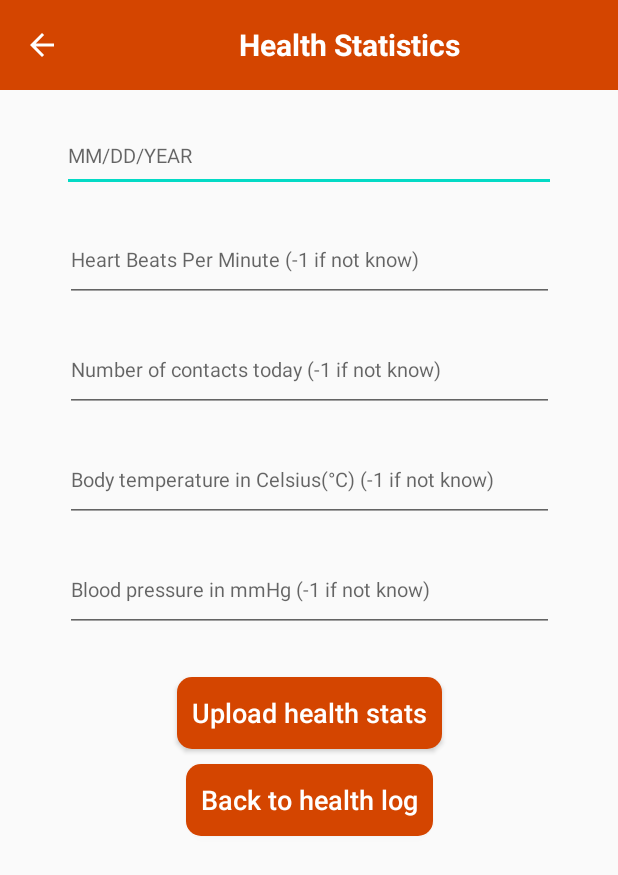
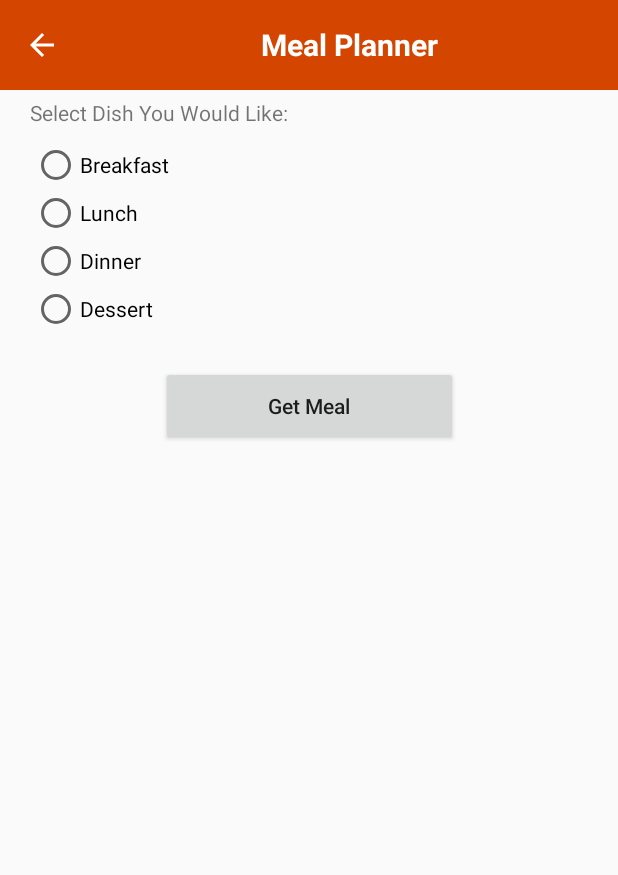
Before and after one commit to Yixing-Chen-Shawn/Fever_Detection_App, an Android app: the ManualHealthActivity screen opened directly, with no data from a screen before it, on a phone screen of 412 x 824 dp. Shown: the top 875 px of the screen. Run offline under Robolectric (Android 15) with nearby library versions, the phone set to English and light mode, and no system bars; libraries missing offline, so code that uses them is left out: cn.bmob.v3; 2 statements that could not run were skipped.

Commit message:
Update for Meal Planner
Meal Planner Update

```diff
--- a/app/src/main/res/layout/activity_manual_health.xml
+++ b/app/src/main/res/layout/activity_manual_health.xml
@@ -36,7 +36,7 @@
             android:layout_width="wrap_content"
             android:layout_height="wrap_content"
             android:paddingLeft="30dp"
-            android:text="Health Statistics"
+            android:text="Meal Planner"
             android:textColor="@color/white"
             android:textSize="20sp"
             android:textStyle="bold" />
@@ -48,127 +48,96 @@
 
     </LinearLayout>
 
-    <EditText
-        android:id="@+id/dateInput_date"
-        android:layout_width="329dp"
-        android:layout_height="48dp"
-        android:layout_marginStart="30dp"
-        android:layout_marginLeft="30dp"
+    <Button
+        android:id="@+id/getMealButton"
+        android:layout_width="198dp"
+        android:layout_height="53dp"
+        android:layout_marginStart="50dp"
+        android:layout_marginLeft="50dp"
         android:layout_marginTop="20dp"
-        android:layout_marginEnd="30dp"
-        android:layout_marginRight="30dp"
-        android:ems="10"
-        android:hint="MM/DD/YEAR"
-        android:textSize="13dp"
-        android:inputType="date"
+        android:layout_marginEnd="50dp"
+        android:layout_marginRight="50dp"
+        android:text="Get Meal"
+        app:layout_constraintEnd_toEndOf="parent"
+        app:layout_constraintStart_toStartOf="parent"
+        app:layout_constraintTop_toBottomOf="@+id/radioGroup2" />
+
+    <RadioGroup
+        android:id="@+id/radioGroup2"
+        android:layout_width="369dp"
+        android:layout_height="130dp"
+        android:layout_marginStart="20dp"
+        android:layout_marginLeft="20dp"
+        android:layout_marginTop="5dp"
+        android:layout_marginEnd="20dp"
+        android:layout_marginRight="20dp"
+        app:layout_constraintEnd_toEndOf="parent"
+        app:layout_constraintStart_toStartOf="parent"
+        app:layout_constraintTop_toBottomOf="@+id/textView6">
+
+        <RadioButton
+            android:id="@+id/breakfast_radio"
+            android:layout_width="match_parent"
+            android:layout_height="wrap_content"
+            android:text="Breakfast" />
+
+        <RadioButton
+            android:id="@+id/lunch_radio"
+            android:layout_width="match_parent"
+            android:layout_height="wrap_content"
+            android:text="Lunch" />
+
+        <RadioButton
+            android:id="@+id/dinner_radio"
+            android:layout_width="match_parent"
+            android:layout_height="wrap_content"
+            android:text="Dinner" />
+
+        <RadioButton
+            android:id="@+id/dessert_radio"
+            android:layout_width="match_parent"
+            android:layout_height="wrap_content"
+            android:text="Dessert" />
+    </RadioGroup>
+
+    <TextView
+        android:id="@+id/meal_title"
+        android:layout_width="370dp"
+        android:layout_height="23dp"
+        android:layout_marginStart="20dp"
+        android:layout_marginLeft="20dp"
+        android:layout_marginTop="10dp"
+        android:layout_marginEnd="20dp"
+        android:layout_marginRight="20dp"
+        app:layout_constraintEnd_toEndOf="parent"
+        app:layout_constraintStart_toStartOf="parent"
+        app:layout_constraintTop_toBottomOf="@+id/getMealButton" />
+
+    <TextView
+        android:id="@+id/meal_summary"
+        android:layout_width="368dp"
+        android:layout_height="233dp"
+        android:layout_marginStart="20dp"
+        android:layout_marginLeft="20dp"
+        android:layout_marginTop="10dp"
+        android:layout_marginEnd="20dp"
+        android:layout_marginRight="20dp"
+        app:layout_constraintEnd_toEndOf="parent"
+        app:layout_constraintStart_toStartOf="parent"
+        app:layout_constraintTop_toBottomOf="@+id/meal_title" />
+
+    <TextView
+        android:id="@+id/textView6"
+        android:layout_width="372dp"
+        android:layout_height="23dp"
+        android:layout_marginStart="20dp"
+        android:layout_marginLeft="20dp"
+        android:layout_marginTop="5dp"
+        android:layout_marginEnd="20dp"
+        android:layout_marginRight="20dp"
+        android:text="Select Dish You Would Like:"
         app:layout_constraintEnd_toEndOf="parent"
         app:layout_constraintStart_toStartOf="parent"
         app:layout_constraintTop_toBottomOf="@+id/topbar_health" />
 
-    <EditText
-        android:id="@+id/dateInput_heart_rate"
-        android:layout_width="326dp"
-        android:layout_height="48dp"
-        android:layout_marginStart="30dp"
-        android:layout_marginLeft="30dp"
-        android:layout_marginTop="25dp"
-        android:layout_marginEnd="30dp"
-        android:layout_marginRight="30dp"
-        android:ems="10"
-        android:gravity="start|top"
-        android:hint="Heart Beats Per Minute (-1 if not know)"
-        android:textSize="13dp"
-        android:inputType="numberDecimal|numberSigned"
-        app:layout_constraintEnd_toEndOf="parent"
-        app:layout_constraintStart_toStartOf="parent"
-        app:layout_constraintTop_toBottomOf="@+id/dateInput_date" />
-
-    <EditText
-        android:id="@+id/dateInput_contacts"
-        android:layout_width="326dp"
-        android:layout_height="48dp"
-        android:layout_marginStart="30dp"
-        android:layout_marginLeft="30dp"
-        android:layout_marginTop="25dp"
-        android:layout_marginEnd="30dp"
-        android:layout_marginRight="30dp"
-        android:ems="10"
-        android:gravity="start|top"
-        android:hint="Number of contacts today (-1 if not know)"
-        android:textSize="13dp"
-        android:inputType="numberDecimal|numberSigned"
-        app:layout_constraintEnd_toEndOf="parent"
-        app:layout_constraintStart_toStartOf="parent"
-        app:layout_constraintTop_toBottomOf="@+id/dateInput_heart_rate" />
-
-    <EditText
-        android:id="@+id/dateInput_bodyTemp"
-        android:layout_width="326dp"
-        android:layout_height="48dp"
-        android:layout_marginStart="30dp"
-        android:layout_marginLeft="30dp"
-        android:layout_marginTop="25dp"
-        android:layout_marginEnd="30dp"
-        android:layout_marginRight="30dp"
-        android:ems="10"
-        android:gravity="start|top"
-        android:hint="Body temperature in Celsius(°C) (-1 if not know)"
-        android:textSize="13dp"
-        android:inputType="numberDecimal|numberSigned"
-        app:layout_constraintEnd_toEndOf="parent"
-        app:layout_constraintStart_toStartOf="parent"
-        app:layout_constraintTop_toBottomOf="@+id/dateInput_contacts" />
-
-    <EditText
-        android:id="@+id/dateInput_bloody_pressure"
-        android:layout_width="326dp"
-        android:layout_height="48dp"
-        android:layout_marginStart="30dp"
-        android:layout_marginLeft="30dp"
-        android:layout_marginTop="25dp"
-        android:layout_marginEnd="30dp"
-        android:layout_marginRight="30dp"
-        android:ems="10"
-        android:gravity="start|top"
-        android:hint="Blood pressure in mmHg (-1 if not know)"
-        android:textSize="13dp"
-        android:inputType="numberDecimal|numberSigned"
-        app:layout_constraintEnd_toEndOf="parent"
-        app:layout_constraintStart_toStartOf="parent"
-        app:layout_constraintTop_toBottomOf="@+id/dateInput_bodyTemp" />
-
-    <Button
-        android:id="@+id/saveButton_health"
-        android:layout_width="wrap_content"
-        android:layout_height="wrap_content"
-        android:layout_marginStart="70dp"
-        android:layout_marginLeft="70dp"
-        android:layout_marginTop="30dp"
-        android:layout_marginEnd="70dp"
-        android:layout_marginRight="70dp"
-        android:background="@drawable/shape"
-        android:text="Upload health stats"
-        android:textColor="#FFFFFF"
-        android:textSize="18sp"
-        app:layout_constraintEnd_toEndOf="parent"
-        app:layout_constraintStart_toStartOf="parent"
-        app:layout_constraintTop_toBottomOf="@+id/dateInput_bloody_pressure" />
-
-    <Button
-        android:id="@+id/BackButton_health"
-        android:layout_width="wrap_content"
-        android:layout_height="wrap_content"
-        android:layout_marginStart="70dp"
-        android:layout_marginLeft="70dp"
-        android:layout_marginTop="10dp"
-        android:layout_marginEnd="70dp"
-        android:layout_marginRight="70dp"
-        android:background="@drawable/shape"
-        android:text="Back to health log"
-        android:textColor="#FFFFFF"
-        android:textSize="18sp"
-        app:layout_constraintEnd_toEndOf="parent"
-        app:layout_constraintStart_toStartOf="parent"
-        app:layout_constraintTop_toBottomOf="@+id/saveButton_health" />
-
 </androidx.constraintlayout.widget.ConstraintLayout>
--- a/app/src/main/res/layout/fragment_heart_rate.xml
+++ b/app/src/main/res/layout/fragment_heart_rate.xml
@@ -114,11 +114,11 @@
         android:id="@+id/healthCenter_healthButt"
         android:layout_width="300dp"
         android:layout_height="wrap_content"
+        android:layout_gravity="center_horizontal"
         android:layout_marginTop="10dp"
         android:background="@drawable/shape"
-        android:text="Manually Input Health Stats"
+        android:text="Meal Planner"
         android:textColor="@color/white"
-        android:layout_gravity="center_horizontal"
         android:textSize="20dp" />
 
     <Button
```
Also changed, not shown: app/src/main/java/com/CIS400/fever_detection_app/activity/ManualHealthActivity.java (+106 -104 lines).
